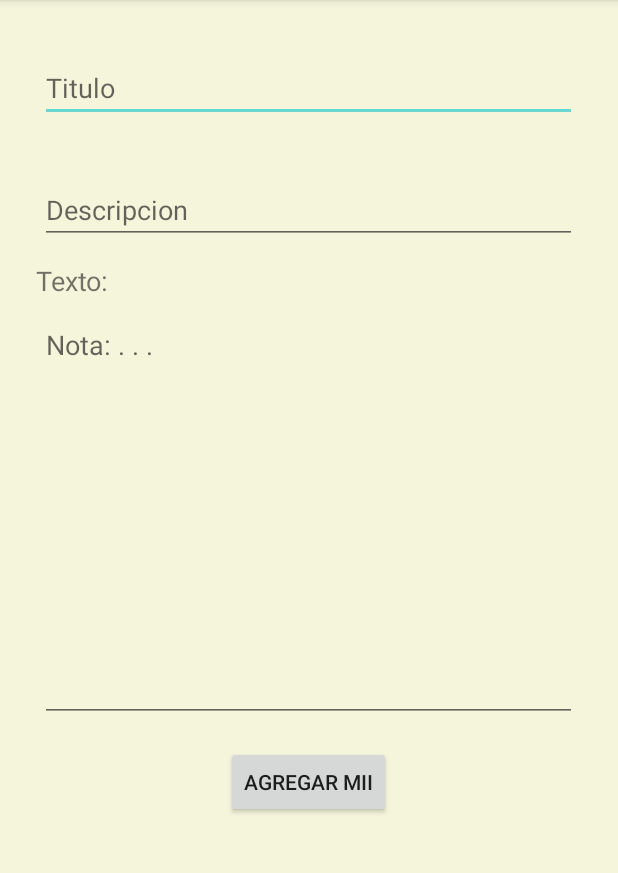
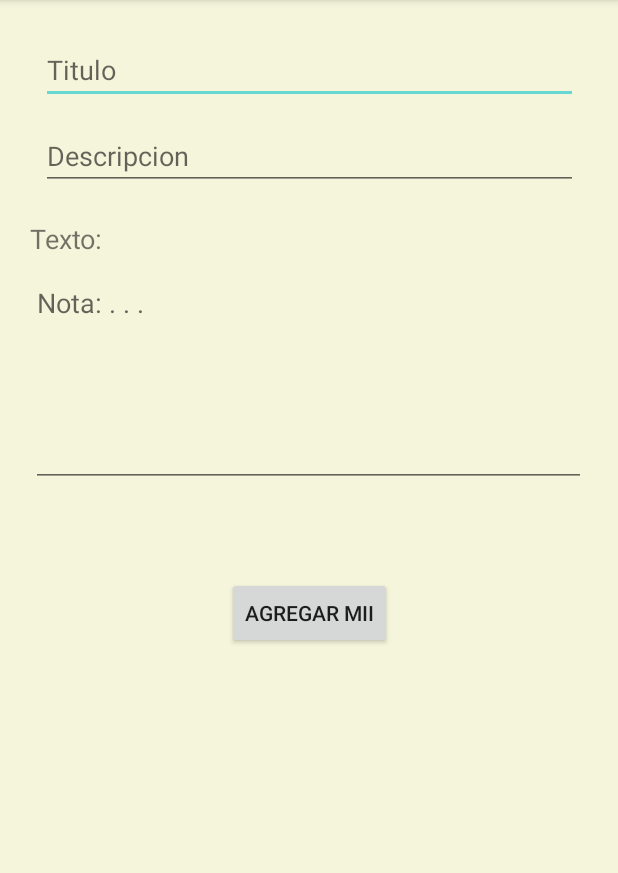
Before and after one commit to Christianbeny/MiiNote, an Android app: the LlenadoNota screen opened directly, with no data from a screen before it, on a phone screen of 412 x 824 dp, the part 84-957 px from its top. Run offline under Robolectric (Android 15) with nearby library versions, the phone set to English and light mode, and no system bars.

Commit message:
Correcion visual

```diff
--- a/app/src/main/res/layout-land/activity_llenado_nota.xml
+++ b/app/src/main/res/layout-land/activity_llenado_nota.xml
@@ -18,43 +18,41 @@
             android:inputType="textPersonName"
             android:textSize="18sp"
             app:layout_constraintEnd_toEndOf="parent"
-            app:layout_constraintHorizontal_bias="0.498"
+            app:layout_constraintHorizontal_bias="0.12"
             app:layout_constraintStart_toStartOf="parent"
             app:layout_constraintTop_toTopOf="parent"/>
-
     <EditText
             android:id="@+id/txt_Descripcion"
             android:layout_width="358dp"
             android:layout_height="wrap_content"
-            android:layout_marginTop="16dp"
+            android:layout_marginTop="24dp"
             android:ems="10"
             android:hint="Descripcion"
             android:inputType="textPersonName"
             app:layout_constraintEnd_toEndOf="parent"
-            app:layout_constraintHorizontal_bias="0.498"
+            app:layout_constraintHorizontal_bias="0.12"
             app:layout_constraintStart_toStartOf="parent"
             app:layout_constraintTop_toBottomOf="@+id/txt_Titulo"/>
-
     <EditText
             android:id="@+id/txt_Texto"
             android:layout_width="388dp"
             android:layout_height="76dp"
-            android:layout_marginTop="8dp"
+            android:layout_marginTop="24dp"
             android:ems="10"
             android:gravity="start|top"
             android:hint="Nota: . . ."
             android:inputType="textMultiLine"
             app:layout_constraintEnd_toEndOf="parent"
-            app:layout_constraintHorizontal_bias="0.498"
+            app:layout_constraintHorizontal_bias="0.132"
             app:layout_constraintStart_toStartOf="parent"
             app:layout_constraintTop_toBottomOf="@+id/textView"/>
     <TextView
             android:id="@+id/textView"
             android:layout_width="wrap_content"
             android:layout_height="wrap_content"
-            android:layout_marginStart="160dp"
-            android:layout_marginLeft="160dp"
-            android:layout_marginTop="8dp"
+            android:layout_marginStart="44dp"
+            android:layout_marginLeft="44dp"
+            android:layout_marginTop="12dp"
             android:text="Texto:"
             android:textSize="18sp"
             app:layout_constraintStart_toStartOf="parent"
@@ -63,9 +61,8 @@
             android:id="@+id/btn_AgregarNota"
             android:layout_width="wrap_content"
             android:layout_height="wrap_content"
-            android:layout_marginTop="4dp"
             android:text="Agregar Mii"
             app:layout_constraintEnd_toEndOf="parent"
-            app:layout_constraintStart_toStartOf="parent"
-            app:layout_constraintTop_toBottomOf="@+id/txt_Texto"/>
+            app:layout_constraintStart_toEndOf="@+id/textView" app:layout_constraintHorizontal_bias="0.833"
+            app:layout_constraintTop_toTopOf="parent" app:layout_constraintBottom_toBottomOf="parent"/>
 </androidx.constraintlayout.widget.ConstraintLayout>
--- a/app/src/main/res/layout/activity_llenado_nota.xml
+++ b/app/src/main/res/layout/activity_llenado_nota.xml
@@ -12,33 +12,32 @@
             android:id="@+id/txt_Titulo"
             android:layout_width="358dp"
             android:layout_height="wrap_content"
-        android:layout_marginTop="36dp"
+            android:layout_marginTop="24dp"
             android:ems="10"
             android:hint="Titulo"
             android:inputType="textPersonName"
             android:textSize="18sp"
             app:layout_constraintEnd_toEndOf="parent"
-        app:layout_constraintHorizontal_bias="0.497"
+            app:layout_constraintHorizontal_bias="0.509"
             app:layout_constraintStart_toStartOf="parent"
-        app:layout_constraintTop_toTopOf="parent" />
+            app:layout_constraintTop_toTopOf="parent"/>
 
     <EditText
             android:id="@+id/txt_Descripcion"
             android:layout_width="358dp"
             android:layout_height="wrap_content"
-        android:layout_marginTop="36dp"
+            android:layout_marginTop="12dp"
             android:ems="10"
             android:hint="Descripcion"
             android:inputType="textPersonName"
             app:layout_constraintEnd_toEndOf="parent"
-        app:layout_constraintHorizontal_bias="0.497"
+            app:layout_constraintHorizontal_bias="0.509"
             app:layout_constraintStart_toStartOf="parent"
-        app:layout_constraintTop_toBottomOf="@+id/txt_Titulo" />
-
+            app:layout_constraintTop_toBottomOf="@+id/txt_Titulo"/>
     <EditText
             android:id="@+id/txt_Texto"
-        android:layout_width="358dp"
-        android:layout_height="274dp"
+            android:layout_width="370dp"
+            android:layout_height="145dp"
             android:layout_marginTop="8dp"
             android:ems="10"
             android:gravity="start|top"
@@ -47,20 +46,19 @@
             app:layout_constraintEnd_toEndOf="parent"
             app:layout_constraintHorizontal_bias="0.49"
             app:layout_constraintStart_toStartOf="parent"
-        app:layout_constraintTop_toBottomOf="@+id/textView" />
+            app:layout_constraintTop_toBottomOf="@+id/textView"/>
 
     <TextView
             android:id="@+id/textView"
             android:layout_width="wrap_content"
             android:layout_height="wrap_content"
-        android:layout_marginStart="24dp"
-        android:layout_marginLeft="24dp"
-        android:layout_marginTop="12dp"
+            android:layout_marginStart="20dp"
+            android:layout_marginLeft="20dp"
+            android:layout_marginTop="20dp"
             android:text="Texto:"
             android:textSize="18sp"
             app:layout_constraintStart_toStartOf="parent"
-        app:layout_constraintTop_toBottomOf="@+id/txt_Descripcion" />
-
+            app:layout_constraintTop_toBottomOf="@+id/txt_Descripcion"/>
     <Button
             android:id="@+id/btn_AgregarNota"
             android:layout_width="wrap_content"
@@ -68,7 +66,7 @@
             android:layout_marginTop="16dp"
             android:text="Agregar Mii"
             app:layout_constraintEnd_toEndOf="parent"
-        app:layout_constraintHorizontal_bias="0.498"
             app:layout_constraintStart_toStartOf="parent"
-        app:layout_constraintTop_toBottomOf="@+id/txt_Texto" />
+            app:layout_constraintTop_toBottomOf="@+id/txt_Texto" app:layout_constraintBottom_toBottomOf="parent"
+            app:layout_constraintVertical_bias="0.116"/>
 </androidx.constraintlayout.widget.ConstraintLayout>
```
Lines whose indentation alone changed are shown as unchanged.
